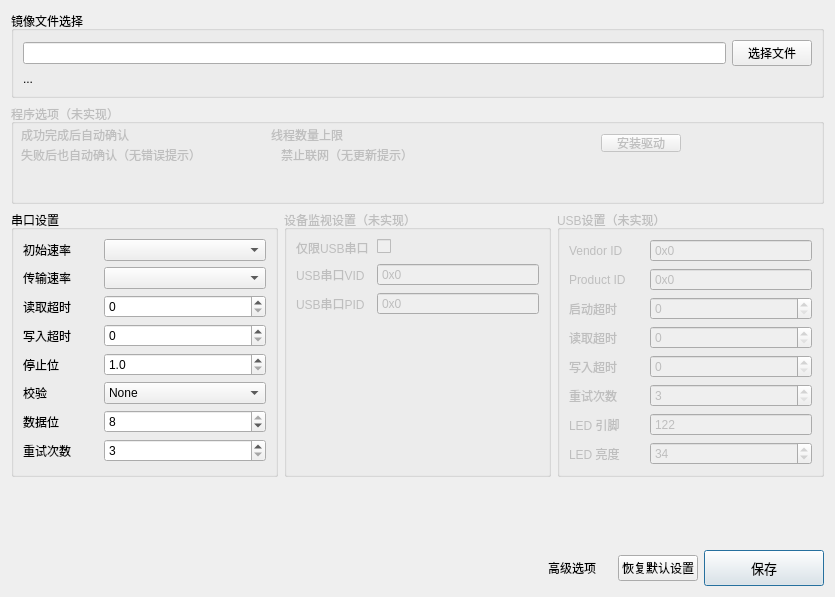
kendryte/BurningTool, file gui/src/widgets/SettingsWindow.ui: the form before one commit.
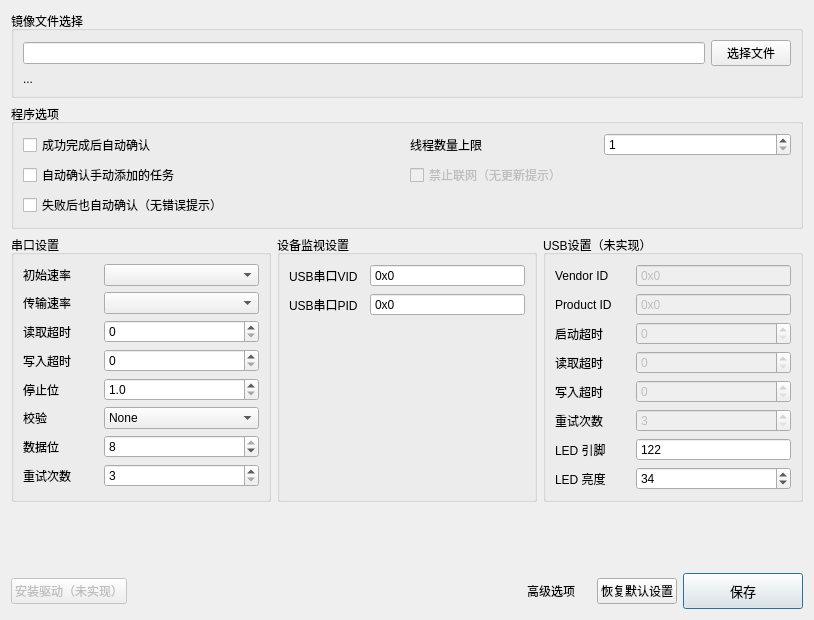
The form after the commit. Icons and pictures are not drawn.

Commit message: auto burn

```diff
--- a/gui/src/widgets/SettingsWindow.ui
+++ b/gui/src/widgets/SettingsWindow.ui
@@ -6,8 +6,8 @@
    <rect>
     <x>0</x>
     <y>0</y>
-    <width>835</width>
-    <height>597</height>
+    <width>814</width>
+    <height>620</height>
    </rect>
   </property>
   <property name="minimumSize">
@@ -62,9 +62,6 @@
    </item>
    <item>
     <widget class="QGroupBox" name="groupBox">
-     <property name="enabled">
-      <bool>false</bool>
-     </property>
      <property name="sizePolicy">
       <sizepolicy hsizetype="Preferred" vsizetype="Fixed">
        <horstretch>0</horstretch>
@@ -78,97 +75,68 @@
       </size>
      </property>
      <property name="title">
-      <string>程序选项（未实现）</string>
+      <string>程序选项</string>
      </property>
-     <widget class="QLabel" name="label_15">
-      <property name="geometry">
-       <rect>
-        <x>10</x>
-        <y>20</y>
-        <width>111</width>
-        <height>21</height>
-       </rect>
-      </property>
-      <property name="minimumSize">
-       <size>
-        <width>75</width>
-        <height>0</height>
-       </size>
-      </property>
-      <property name="text">
-       <string>成功完成后自动确认</string>
-      </property>
-     </widget>
-     <widget class="QLabel" name="label_19">
-      <property name="geometry">
-       <rect>
-        <x>10</x>
-        <y>40</y>
-        <width>201</width>
-        <height>21</height>
-       </rect>
-      </property>
-      <property name="minimumSize">
-       <size>
-        <width>75</width>
-        <height>0</height>
-       </size>
-      </property>
-      <property name="text">
-       <string>失败后也自动确认（无错误提示）</string>
-      </property>
-     </widget>
-     <widget class="QLabel" name="label_20">
-      <property name="geometry">
-       <rect>
-        <x>260</x>
-        <y>20</y>
-        <width>201</width>
-        <height>21</height>
-       </rect>
-      </property>
-      <property name="minimumSize">
-       <size>
-        <width>75</width>
-        <height>0</height>
-       </size>
-      </property>
-      <property name="text">
-       <string>线程数量上限</string>
-      </property>
-     </widget>
-     <widget class="QLabel" name="label_21">
-      <property name="geometry">
-       <rect>
-        <x>270</x>
-        <y>40</y>
-        <width>201</width>
-        <height>21</height>
-       </rect>
-      </property>
-      <property name="minimumSize">
-       <size>
-        <width>75</width>
-        <height>0</height>
-       </size>
-      </property>
-      <property name="text">
-       <string>禁止联网（无更新提示）</string>
-      </property>
-     </widget>
-     <widget class="QPushButton" name="pushButton">
-      <property name="geometry">
-       <rect>
-        <x>590</x>
-        <y>30</y>
-        <width>80</width>
-        <height>18</height>
-       </rect>
-      </property>
-      <property name="text">
-       <string>安装驱动</string>
-      </property>
-     </widget>
+     <layout class="QGridLayout" name="gridLayout">
+      <item row="2" column="0">
+       <widget class="QCheckBox" name="inputAutoConfirmEvenError">
+        <property name="text">
+         <string>失败后也自动确认（无错误提示）</string>
+        </property>
+       </widget>
+      </item>
+      <item row="0" column="1">
+       <layout class="QHBoxLayout" name="horizontalLayout_5">
+        <item>
+         <widget class="QLabel" name="label_20">
+          <property name="minimumSize">
+           <size>
+            <width>75</width>
+            <height>0</height>
+           </size>
+          </property>
+          <property name="text">
+           <string>线程数量上限</string>
+          </property>
+         </widget>
+        </item>
+        <item>
+         <widget class="QSpinBox" name="inputAppBurnThread">
+          <property name="minimum">
+           <number>1</number>
+          </property>
+          <property name="maximum">
+           <number>50</number>
+          </property>
+         </widget>
+        </item>
+       </layout>
+      </item>
+      <item row="0" column="0">
+       <widget class="QCheckBox" name="inputAutoConfirm">
+        <property name="text">
+         <string>成功完成后自动确认</string>
+        </property>
+       </widget>
+      </item>
+      <item row="1" column="0">
+       <widget class="QCheckBox" name="inputAutoConfirmManualJob">
+        <property name="text">
+         <string>自动确认手动添加的任务</string>
+        </property>
+       </widget>
+      </item>
+      <item row="1" column="1">
+       <widget class="QCheckBox" name="inputDisableUpdate">
+        <property name="enabled">
+         <bool>false</bool>
+        </property>
+        <property name="text">
+         <string>禁止联网（无更新提示）</string>
+        </property>
+       </widget>
+      </item>
+     </layout>
     </widget>
    </item>
    <item>
@@ -346,9 +314,6 @@
      </item>
      <item>
       <widget class="QGroupBox" name="advanceView2">
-       <property name="enabled">
-        <bool>false</bool>
-       </property>
        <property name="minimumSize">
         <size>
          <width>200</width>
@@ -356,30 +321,10 @@
         </size>
        </property>
        <property name="title">
-        <string>设备监视设置（未实现）</string>
+        <string>设备监视设置</string>
        </property>
        <layout class="QFormLayout" name="formLayout_3">
         <item row="0" column="0">
-         <widget class="QLabel" name="label_18">
-          <property name="minimumSize">
-           <size>
-            <width>75</width>
-            <height>0</height>
-           </size>
-          </property>
-          <property name="text">
-           <string>仅限USB串口</string>
-          </property>
-         </widget>
-        </item>
-        <item row="0" column="1">
-         <widget class="QCheckBox" name="inputWatch_3">
-          <property name="text">
-           <string/>
-          </property>
-         </widget>
-        </item>
-        <item row="1" column="0">
          <widget class="QLabel" name="label_16">
           <property name="minimumSize">
            <size>
@@ -392,8 +337,8 @@
           </property>
          </widget>
         </item>
-        <item row="1" column="1">
-         <widget class="QSpinBox" name="inputWatch_1">
+        <item row="0" column="1">
+         <widget class="QSpinBox" name="inputWatchVid">
           <property name="inputMethodHints">
            <set>Qt::ImhDigitsOnly|Qt::ImhLatinOnly</set>
           </property>
@@ -411,7 +356,7 @@
           </property>
          </widget>
         </item>
-        <item row="2" column="0">
+        <item row="1" column="0">
          <widget class="QLabel" name="label_17">
           <property name="minimumSize">
            <size>
@@ -424,8 +369,8 @@
           </property>
          </widget>
         </item>
-        <item row="2" column="1">
-         <widget class="QSpinBox" name="inputWatch_2">
+        <item row="1" column="1">
+         <widget class="QSpinBox" name="inputWatchPid">
           <property name="inputMethodHints">
            <set>Qt::ImhDigitsOnly|Qt::ImhLatinOnly</set>
           </property>
@@ -448,9 +393,6 @@
      </item>
      <item>
       <widget class="QGroupBox" name="advanceView3">
-       <property name="enabled">
-        <bool>false</bool>
-       </property>
        <property name="minimumSize">
         <size>
          <width>200</width>
@@ -470,6 +412,9 @@
         </item>
         <item row="0" column="1">
          <widget class="QSpinBox" name="inputUsbVid">
+          <property name="enabled">
+           <bool>false</bool>
+          </property>
           <property name="inputMethodHints">
            <set>Qt::ImhDigitsOnly|Qt::ImhLatinOnly</set>
           </property>
@@ -496,6 +441,9 @@
         </item>
         <item row="1" column="1">
          <widget class="QSpinBox" name="inputUsbPid">
+          <property name="enabled">
+           <bool>false</bool>
+          </property>
           <property name="inputMethodHints">
            <set>Qt::ImhDigitsOnly|Qt::ImhLatinOnly</set>
           </property>
@@ -522,6 +470,9 @@
         </item>
         <item row="2" column="1">
          <widget class="QSpinBox" name="inputUsbBindTimeout">
+          <property name="enabled">
+           <bool>false</bool>
+          </property>
           <property name="maximum">
            <number>1000000000</number>
           </property>
@@ -539,6 +490,9 @@
         </item>
         <item row="3" column="1">
          <widget class="QSpinBox" name="inputUsbReadTimeout">
+          <property name="enabled">
+           <bool>false</bool>
+          </property>
           <property name="maximum">
            <number>1000000000</number>
           </property>
@@ -556,6 +510,9 @@
         </item>
         <item row="4" column="1">
          <widget class="QSpinBox" name="inputUsbWriteTimeout">
+          <property name="enabled">
+           <bool>false</bool>
+          </property>
           <property name="maximum">
            <number>1000000000</number>
           </property>
@@ -573,6 +530,9 @@
         </item>
         <item row="5" column="1">
          <widget class="QSpinBox" name="inputUsbRetry">
+          <property name="enabled">
+           <bool>false</bool>
+          </property>
           <property name="minimum">
            <number>3</number>
           </property>
@@ -639,20 +599,44 @@
     </layout>
    </item>
    <item>
-    <spacer name="verticalSpacer">
-     <property name="orientation">
-      <enum>Qt::Vertical</enum>
-     </property>
-     <property name="sizeHint" stdset="0">
-      <size>
-       <width>20</width>
-       <height>40</height>
-      </size>
-     </property>
-    </spacer>
+    <layout class="QHBoxLayout" name="horizontalLayout_4">
+     <item>
+      <widget class="QWidget" name="widget" native="true">
+       <property name="sizePolicy">
+        <sizepolicy hsizetype="Expanding" vsizetype="Preferred">
+         <horstretch>0</horstretch>
+         <verstretch>0</verstretch>
+        </sizepolicy>
+       </property>
+      </widget>
+     </item>
+     <item>
+      <spacer name="verticalSpacer">
+       <property name="orientation">
+        <enum>Qt::Vertical</enum>
+       </property>
+       <property name="sizeHint" stdset="0">
+        <size>
+         <width>20</width>
+         <height>40</height>
+        </size>
+       </property>
+      </spacer>
+     </item>
+    </layout>
    </item>
    <item>
     <layout class="QHBoxLayout" name="horizontalLayout_3">
+     <item>
+      <widget class="QPushButton" name="pushButton">
+       <property name="enabled">
+        <bool>false</bool>
+       </property>
+       <property name="text">
+        <string>安装驱动（未实现）</string>
+       </property>
+      </widget>
+     </item>
      <item>
       <spacer name="horizontalSpacer">
        <property name="orientation">
```
Left out of the diff: 60 changed lines with no effect on the pictures. The commit also changes 27 other files.
